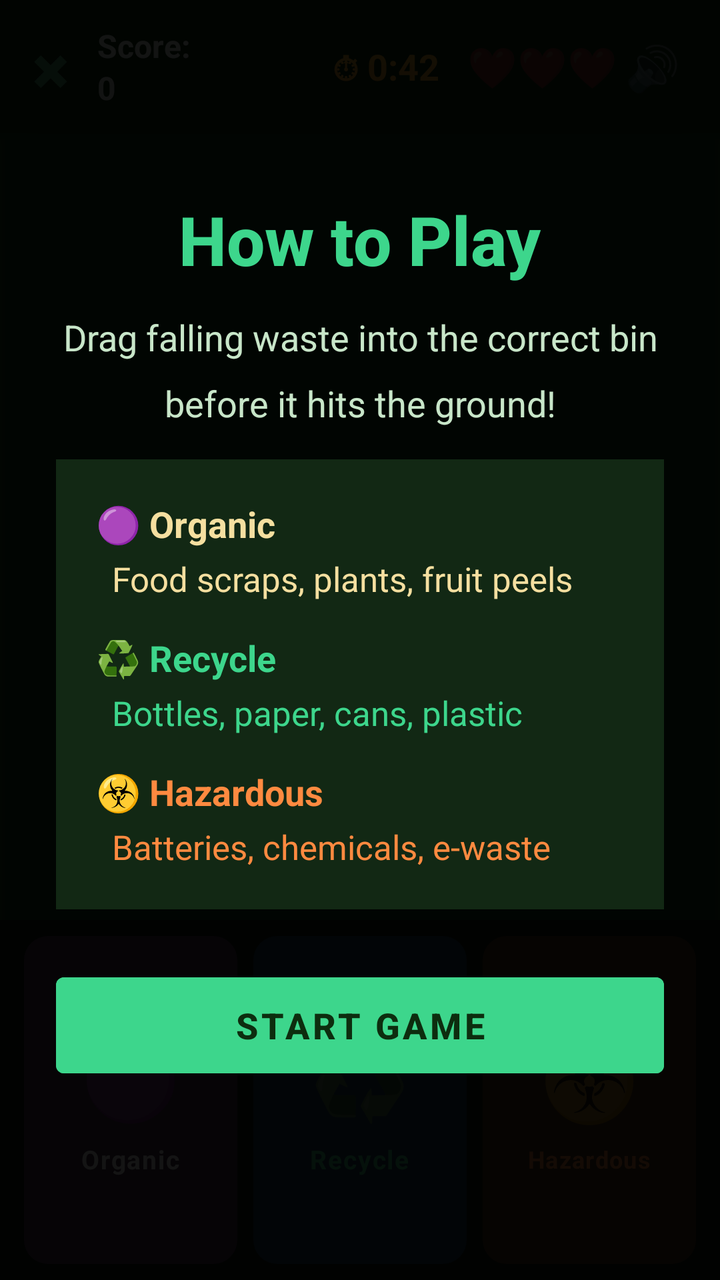
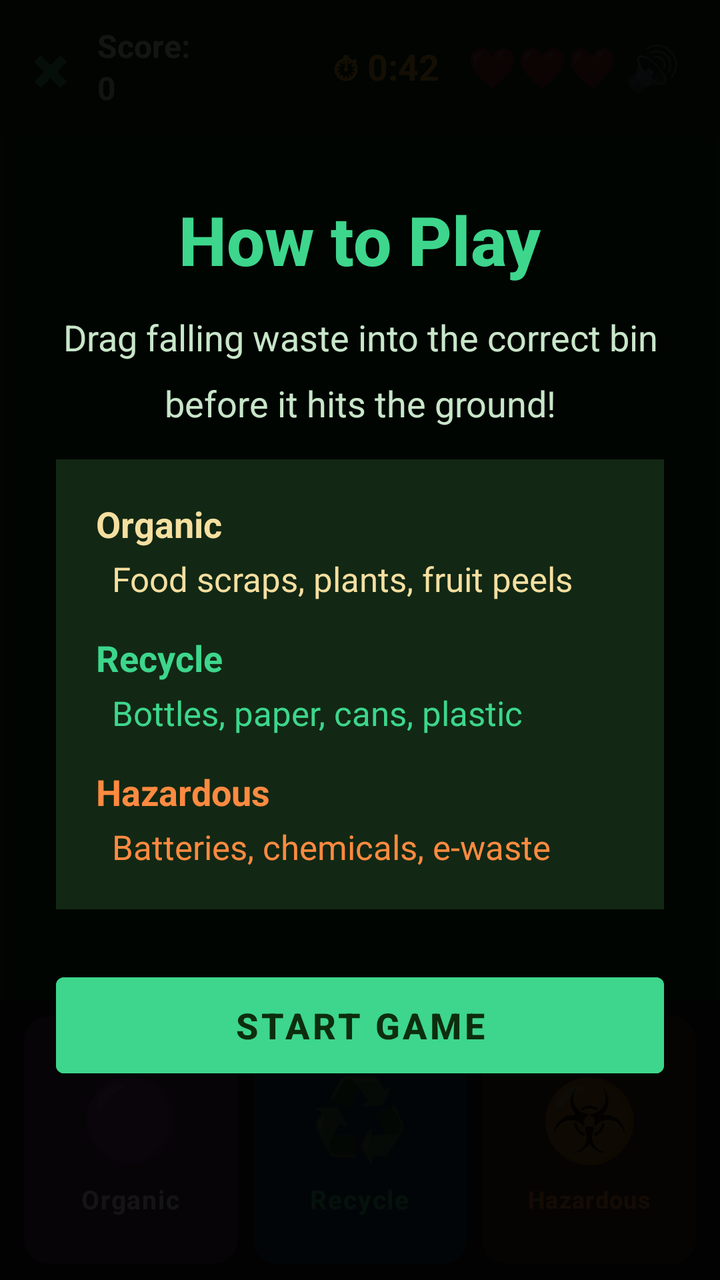

Compare the two renders of this Android layout. The source of the first and the diff that turns it into the second are given below.
<!-- AndroidManifest.xml: application theme Theme.EcoSort -->
<!-- res/layout/activity_game.xml -->
<?xml version="1.0" encoding="utf-8"?>
<FrameLayout xmlns:android="http://schemas.android.com/apk/res/android"
    android:layout_width="match_parent"
    android:layout_height="match_parent"
    android:background="#124015">

    
    <LinearLayout
        android:id="@+id/hud"
        android:layout_width="match_parent"
        android:layout_height="wrap_content"
        android:background="#0D2D0F"
        android:orientation="horizontal"
        android:paddingHorizontal="16dp"
        android:paddingVertical="12dp"
        android:gravity="center_vertical"
        android:elevation="4dp">

        
        <TextView
            android:id="@+id/btn_exit"
            android:text="✖"
            android:textSize="22sp"
            android:textColor="#4CAF72"
            android:paddingEnd="14dp"
            android:layout_width="wrap_content"
            android:layout_height="wrap_content"
            android:clickable="true"
            android:focusable="true" />

        
        <TextView
            android:id="@+id/tv_score"
            android:text="Score:\n0"
            android:textSize="16sp"
            android:textStyle="bold"
            android:textColor="#E8F5EA"
            android:lineSpacingMultiplier="1.1"
            android:layout_width="0dp"
            android:layout_height="wrap_content"
            android:layout_weight="1" />

        
        <TextView
            android:id="@+id/tv_timer"
            android:text="⏱ 0:42"
            android:textSize="18sp"
            android:textStyle="bold"
            android:textColor="#FFB82E"
            android:layout_width="wrap_content"
            android:layout_height="wrap_content"
            android:layout_marginEnd="14dp" />

        
        <TextView
            android:id="@+id/tv_lives"
            android:text="❤️❤️❤️"
            android:textSize="20sp"
            android:layout_width="wrap_content"
            android:layout_height="wrap_content" />

        <TextView
            android:id="@+id/btn_mute"
            android:text="🔊"
            android:textSize="22sp"
            android:padding="4dp"
            android:layout_width="wrap_content"
            android:layout_height="wrap_content"
            android:clickable="true"
            android:focusable="true"
            android:background="?attr/selectableItemBackgroundBorderless" />

    </LinearLayout>

    
    <TextView
        android:id="@+id/tv_streak"
        android:layout_width="wrap_content"
        android:layout_height="wrap_content"
        android:layout_gravity="center_horizontal"
        android:layout_marginTop="85dp"
        android:background="#99000000"
        android:paddingHorizontal="16dp"
        android:paddingVertical="8dp"
        android:textColor="#FFEB3B"
        android:textSize="20sp"
        android:textStyle="bold"
        android:visibility="gone"
        android:elevation="10dp" />

    
    <View
        android:id="@+id/pollution_overlay"
        android:layout_width="match_parent"
        android:layout_height="match_parent"
        android:background="#99D94F3D"
        android:clickable="false"
        android:visibility="gone" />

    
    <LinearLayout
        android:id="@+id/bins_row"
        android:layout_width="match_parent"
        android:layout_height="180dp"
        android:layout_gravity="bottom"
        android:background="#0A1A0C"
        android:orientation="horizontal"
        android:baselineAligned="false"
        android:gravity="center_vertical"
        android:paddingHorizontal="8dp"
        android:paddingVertical="8dp">

        
        <LinearLayout
            android:id="@+id/bin_organic"
            android:layout_width="0dp"
            android:layout_height="match_parent"
            android:layout_weight="1"
            android:orientation="vertical"
            android:gravity="center"
            android:background="@drawable/bg_card_organic"
            android:layout_marginHorizontal="4dp">

            <TextView
                android:text="🟣"
                android:textSize="40sp"
                android:layout_width="wrap_content"
                android:layout_height="wrap_content"
                android:layout_marginBottom="6dp" />

            <TextView
                android:text="@string/organic"
                android:textSize="13sp"
                android:textStyle="bold"
                android:letterSpacing="0.05"
                android:textColor="#FFFFFF"
                android:layout_width="wrap_content"
                android:layout_height="wrap_content" />
        </LinearLayout>

        
        <LinearLayout
            android:id="@+id/bin_recycle"
            android:layout_width="0dp"
            android:layout_height="match_parent"
            android:layout_weight="1"
            android:orientation="vertical"
            android:gravity="center"
            android:background="@drawable/bg_card_recycle"
            android:layout_marginHorizontal="4dp">

            <TextView
                android:text="♻️"
                android:textSize="40sp"
                android:layout_width="wrap_content"
                android:layout_height="wrap_content"
                android:layout_marginBottom="6dp" />

            <TextView
                android:text="@string/recycle"
                android:textSize="13sp"
                android:textStyle="bold"
                android:letterSpacing="0.05"
                android:textColor="#3DD68C"
                android:layout_width="wrap_content"
                android:layout_height="wrap_content" />
        </LinearLayout>

        
        <LinearLayout
            android:id="@+id/bin_hazardous"
            android:layout_width="0dp"
            android:layout_height="match_parent"
            android:layout_weight="1"
            android:orientation="vertical"
            android:gravity="center"
            android:background="@drawable/bg_card_hazardous"
            android:layout_marginHorizontal="4dp">

            <TextView
                android:text="☣️"
                android:textSize="40sp"
                android:layout_width="wrap_content"
                android:layout_height="wrap_content"
                android:layout_marginBottom="6dp" />

            <TextView
                android:text="@string/hazardous"
                android:textSize="12sp"
                android:textStyle="bold"
                android:letterSpacing="0.04"
                android:textColor="#FF8A40"
                android:layout_width="wrap_content"
                android:layout_height="wrap_content" />
        </LinearLayout>

    </LinearLayout>

    
    <TextView
        android:id="@+id/tv_falling_item"
        android:layout_width="wrap_content"
        android:layout_height="wrap_content"
        android:layout_gravity="top|center_horizontal"
        android:text=""
        android:textSize="64sp"
        android:padding="16dp"
        android:clickable="true"
        android:focusable="true"
        android:elevation="15dp"
        android:gravity="center" />

    
    <ScrollView
        android:id="@+id/instruction_overlay"
        android:layout_width="match_parent"
        android:layout_height="match_parent"
        android:background="#E6000000"
        android:clickable="true"
        android:focusable="true"
        android:elevation="20dp"
        android:fillViewport="true">

        <LinearLayout
            android:layout_width="match_parent"
            android:layout_height="wrap_content"
            android:gravity="center"
            android:orientation="vertical"
            android:paddingHorizontal="28dp"
            android:paddingVertical="32dp">

            
            <TextView
                android:layout_width="wrap_content"
                android:layout_height="wrap_content"
                android:text="@string/how_to_play"
                android:textColor="#3DD68C"
                android:textSize="34sp"
                android:textStyle="bold"
                android:fontFamily="sans-serif-medium"
                android:layout_marginBottom="14dp" />

            
            <TextView
                android:layout_width="match_parent"
                android:layout_height="wrap_content"
                android:text="@string/drag_waste"
                android:textColor="#C8E6C9"
                android:textSize="18sp"
                android:gravity="center"
                android:lineSpacingMultiplier="1.5"
                android:layout_marginBottom="16dp" />

            

            

            
            <LinearLayout
                android:layout_width="match_parent"
                android:layout_height="wrap_content"
                android:layout_marginBottom="28dp"
                android:background="#122814"
                android:orientation="vertical"
                android:padding="20dp">

                <TextView
                    android:layout_width="match_parent"
                    android:layout_height="wrap_content"
                    android:layout_marginBottom="4dp"
                    android:text="@string/organic_with_emoji"
                    android:textColor="#F5DFA0"
                    android:textSize="18sp"
                    android:textStyle="bold" />

                <TextView
                    android:layout_width="match_parent"
                    android:layout_height="wrap_content"
                    android:layout_marginStart="8dp"
                    android:layout_marginBottom="16dp"
                    android:text="@string/organic_desc"
                    android:textColor="#F5DFA0"
                    android:textSize="17sp" />

                <TextView
                    android:layout_width="match_parent"
                    android:layout_height="wrap_content"
                    android:layout_marginBottom="4dp"
                    android:text="@string/recycle_with_emoji"
                    android:textColor="#3DD68C"
                    android:textSize="18sp"
                    android:textStyle="bold" />

                <TextView
                    android:layout_width="match_parent"
                    android:layout_height="wrap_content"
                    android:layout_marginStart="8dp"
                    android:layout_marginBottom="16dp"
                    android:text="@string/recycle_desc"
                    android:textColor="#3DD68C"
                    android:textSize="17sp" />

                <TextView
                    android:layout_width="match_parent"
                    android:layout_height="wrap_content"
                    android:layout_marginBottom="4dp"
                    android:text="@string/hazardous_with_emoji"
                    android:textColor="#FF8A40"
                    android:textSize="18sp"
                    android:textStyle="bold" />

                <TextView
                    android:layout_width="match_parent"
                    android:layout_height="wrap_content"
                    android:layout_marginStart="8dp"
                    android:text="@string/hazardous_desc"
                    android:textColor="#FF8A40"
                    android:textSize="17sp" />

            </LinearLayout>

            <Button
                android:id="@+id/btn_start_game"
                android:layout_width="match_parent"
                android:layout_height="60dp"
                android:text="@string/start_game"
                android:backgroundTint="#3DD68C"
                android:textColor="#0D2D0F"
                android:textStyle="bold"
                android:textSize="18sp"
                android:letterSpacing="0.08"
                android:stateListAnimator="@null"
                style="@style/Widget.MaterialComponents.Button" />

        </LinearLayout>

    </ScrollView>

</FrameLayout>
<!-- resources referenced by this layout -->
<resources>
  <!-- drawable bg_card_hazardous (drawable) -->
  <?xml version="1.0" encoding="utf-8"?>
  <shape xmlns:android="http://schemas.android.com/apk/res/android"
      android:shape="rectangle">
      <solid android:color="#4D2E1A" />
      <corners android:radius="12dp" />
  </shape>
  <!-- drawable bg_card_organic (drawable) -->
  <?xml version="1.0" encoding="utf-8"?>
  <shape xmlns:android="http://schemas.android.com/apk/res/android"
      android:shape="rectangle">
      <solid android:color="#4A2E4D" />
      <corners android:radius="12dp" />
  </shape>
  <!-- drawable bg_card_recycle (drawable) -->
  <?xml version="1.0" encoding="utf-8"?>
  <shape xmlns:android="http://schemas.android.com/apk/res/android"
      android:shape="rectangle">
      <solid android:color="#1A3F5C" />
      <corners android:radius="12dp" />
  </shape>
  <string name="drag_waste">Drag falling waste into the correct bin before it hits the ground!</string>
  <string name="hazardous">Hazardous</string>
  <string name="hazardous_desc">Batteries, chemicals, e-waste</string>
  <string name="hazardous_with_emoji">☣️  Hazardous</string>
  <string name="how_to_play">How to Play</string>
  <string name="organic">Organic</string>
  <string name="organic_desc">Food scraps, plants, fruit peels</string>
  <string name="organic_with_emoji">🟣  Organic</string>
  <string name="recycle">Recycle</string>
  <string name="recycle_desc">Bottles, paper, cans, plastic</string>
  <string name="recycle_with_emoji">♻️  Recycle</string>
  <string name="start_game">START GAME</string>
  <style name="Theme.EcoSort" parent="Theme.MaterialComponents.DayNight.NoActionBar">
          <item name="colorPrimary">#3DD68C</item>
          <item name="colorPrimaryVariant">#0D2D0F</item>
          <item name="colorOnPrimary">#0D2D0F</item>
          <item name="colorSecondary">#2ABF7A</item>
          <item name="colorSecondaryVariant">#1A9E62</item>
          <item name="colorOnSecondary">#0D2D0F</item>
          <item name="android:statusBarColor">#0D2D0F</item>
          <item name="android:windowLightStatusBar" tools:targetApi="m">false</item>
          <item name="android:windowBackground">#0D2D0F</item>
      </style>
</resources>

<!-- the commit's change to res/layout/activity_game.xml (unified diff, before → after) -->
@@ -101,7 +101,7 @@
     <LinearLayout
         android:id="@+id/bins_row"
         android:layout_width="match_parent"
-        android:layout_height="180dp"
+        android:layout_height="140dp"
         android:layout_gravity="bottom"
         android:background="#0A1A0C"
         android:orientation="horizontal"
@@ -268,7 +268,7 @@
                     android:layout_width="match_parent"
                     android:layout_height="wrap_content"
                     android:layout_marginBottom="4dp"
-                    android:text="@string/organic_with_emoji"
+                    android:text="@string/organic"
                     android:textColor="#F5DFA0"
                     android:textSize="18sp"
                     android:textStyle="bold" />
@@ -286,7 +286,7 @@
                     android:layout_width="match_parent"
                     android:layout_height="wrap_content"
                     android:layout_marginBottom="4dp"
-                    android:text="@string/recycle_with_emoji"
+                    android:text="@string/recycle"
                     android:textColor="#3DD68C"
                     android:textSize="18sp"
                     android:textStyle="bold" />
@@ -304,7 +304,7 @@
                     android:layout_width="match_parent"
                     android:layout_height="wrap_content"
                     android:layout_marginBottom="4dp"
-                    android:text="@string/hazardous_with_emoji"
+                    android:text="@string/hazardous"
                     android:textColor="#FF8A40"
                     android:textSize="18sp"
                     android:textStyle="bold" />
<!-- resource entries referenced after the edit -->
@@ -24,14 +24,11 @@
   <string name="drag_waste">Drag falling waste into the correct bin before it hits the ground!</string>
   <string name="hazardous">Hazardous</string>
   <string name="hazardous_desc">Batteries, chemicals, e-waste</string>
-  <string name="hazardous_with_emoji">☣️  Hazardous</string>
   <string name="how_to_play">How to Play</string>
   <string name="organic">Organic</string>
   <string name="organic_desc">Food scraps, plants, fruit peels</string>
-  <string name="organic_with_emoji">🟣  Organic</string>
   <string name="recycle">Recycle</string>
   <string name="recycle_desc">Bottles, paper, cans, plastic</string>
-  <string name="recycle_with_emoji">♻️  Recycle</string>
   <string name="start_game">START GAME</string>
   <style name="Theme.EcoSort" parent="Theme.MaterialComponents.DayNight.NoActionBar">
           <item name="colorPrimary">#3DD68C</item>
